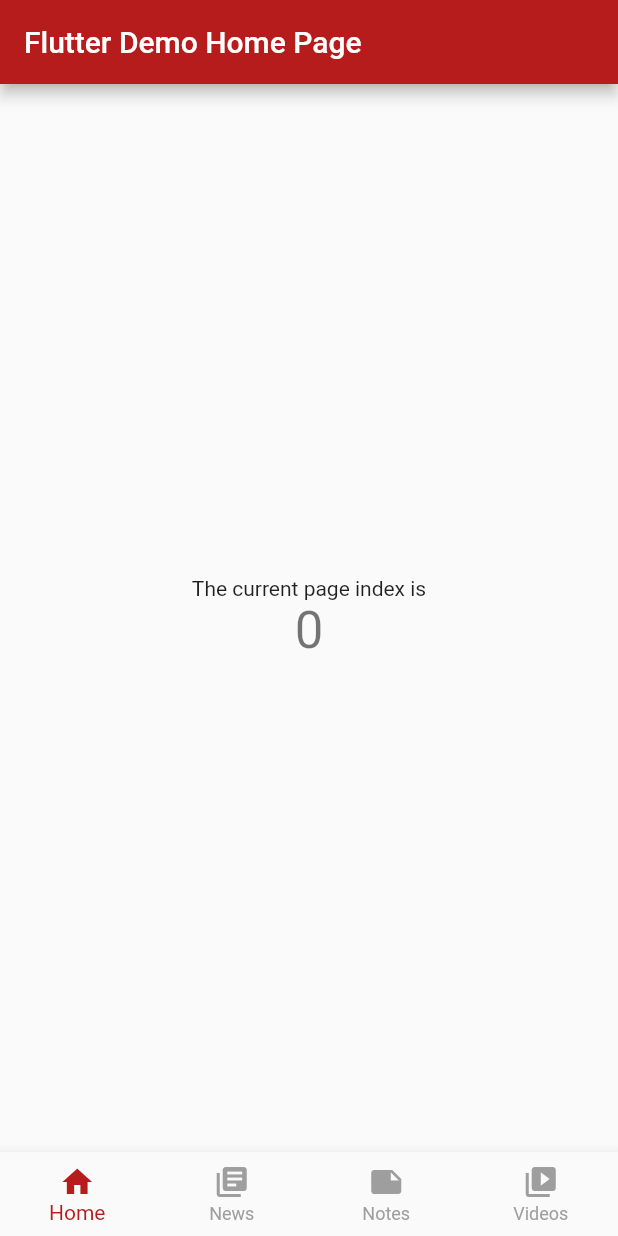
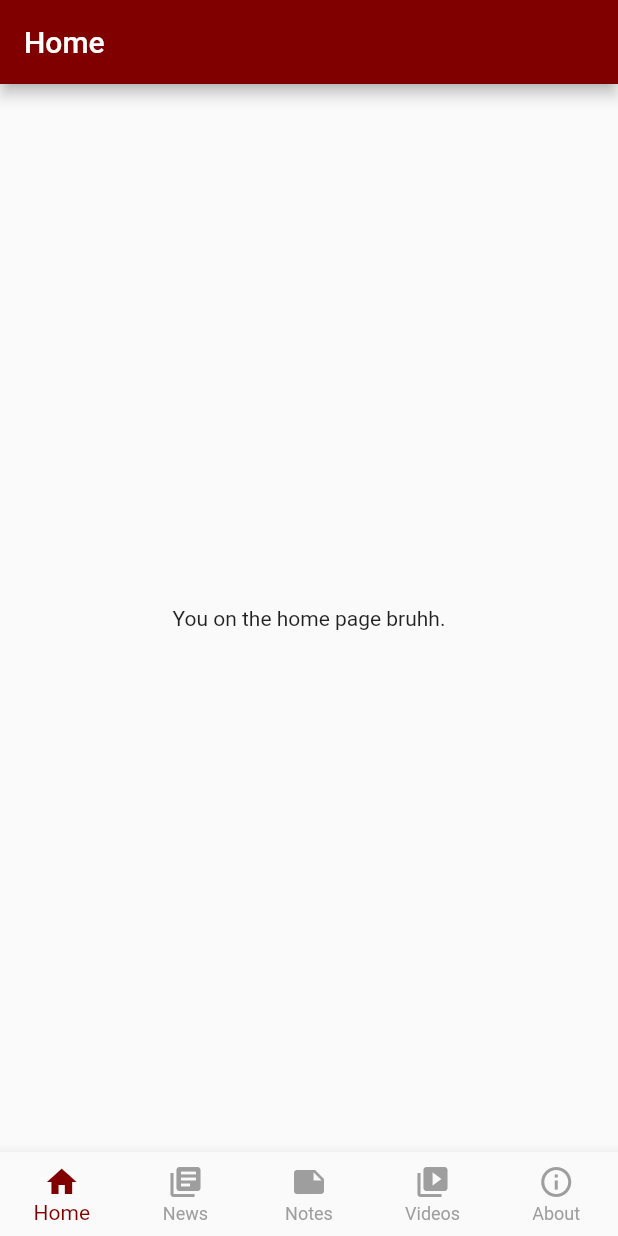
Before and after one commit to jbw716/flutter-test, a Flutter app: the screen it shows after launch, on a phone screen of 412 x 824 dp. Run offline on Flutter 3.47's test engine with Material 2 defaults, Android fonts, the phone set to English and light mode, and no system bars.

Commit message:
Set up tabbed navigation.

```diff
--- a/lib/main.dart
+++ b/lib/main.dart
@@ -1,4 +1,9 @@
 import 'package:flutter/material.dart';
+import './pages/home.dart';
+import './pages/news.dart';
+import './pages/about.dart';
+import './pages/videos.dart';
+import './pages/notes.dart';
 
 void main() => runApp(MyApp());
 
@@ -19,7 +24,7 @@ class MyApp extends StatelessWidget {
         // Notice that the counter didn't reset back to zero; the application
         // is not restarted.
         primarySwatch: Colors.red,
-        primaryColor: Colors.red[900],
+        primaryColor: Color(0xFF800000),
       ),
       home: MyHomePage(title: 'Flutter Demo Home Page'),
     );
@@ -46,68 +51,30 @@ class MyHomePage extends StatefulWidget {
 
 class _MyHomePageState extends State<MyHomePage> {
 
-  int currentPageIndex = 0;
+  int _currentIndex = 0;
 
-  void navTapped(int index) {
-    setState(() {
-      currentPageIndex = index;
-    });
-  }
+  final List<Widget> _children = [
+    HomePage(title: 'Home'),
+    NewsPage(title: 'News'),
+    NotesPage(title: 'Notes'),
+    VideosPage(title: 'Videos'),
+    AboutPage(title: 'About'),
+  ];
 
   @override
   Widget build(BuildContext context) {
-    // This method is rerun every time setState is called, for instance as done
-    // by the _incrementCounter method above.
-    //
-    // The Flutter framework has been optimized to make rerunning build methods
-    // fast, so that you can just rebuild anything that needs updating rather
-    // than having to individually change instances of widgets.
     return Scaffold(
-      appBar: AppBar(
-        // Here we take the value from the MyHomePage object that was created by
-        // the App.build method, and use it to set our appbar title.
-        title: Text(widget.title),
-        backgroundColor: Theme.of(context).primaryColor,
-      ),
-      body: Center(
-        // Center is a layout widget. It takes a single child and positions it
-        // in the middle of the parent.
-        child: Column(
-          // Column is also a layout widget. It takes a list of children and
-          // arranges them vertically. By default, it sizes itself to fit its
-          // children horizontally, and tries to be as tall as its parent.
-          //
-          // Invoke "debug painting" (press "p" in the console, choose the
-          // "Toggle Debug Paint" action from the Flutter Inspector in Android
-          // Studio, or the "Toggle Debug Paint" command in Visual Studio Code)
-          // to see the wireframe for each widget.
-          //
-          // Column has various properties to control how it sizes itself and
-          // how it positions its children. Here we use mainAxisAlignment to
-          // center the children vertically; the main axis here is the vertical
-          // axis because Columns are vertical (the cross axis would be
-          // horizontal).
-          mainAxisAlignment: MainAxisAlignment.center,
-          children: <Widget>[
-            Text(
-              'The current page index is',
-            ),
-            Text(
-              currentPageIndex.toString(),
-              style: Theme.of(context).textTheme.display1,
-            ),
-          ],
-        ),
-      ),
+      body: _children[_currentIndex],
       bottomNavigationBar: BottomNavigationBar(
         items: const [
           BottomNavigationBarItem(icon: Icon(Icons.home), title: Text('Home')),
           BottomNavigationBarItem(icon: Icon(Icons.library_books), title: Text('News')),
           BottomNavigationBarItem(icon: Icon(Icons.note), title: Text('Notes')),
           BottomNavigationBarItem(icon: Icon(Icons.video_library), title: Text('Videos')),
+          BottomNavigationBarItem(icon: Icon(Icons.info_outline), title: Text('About')),
         ],
-        currentIndex: currentPageIndex,
-        onTap: navTapped,
+        currentIndex: _currentIndex,
+        onTap: (int index) => setState(() => _currentIndex = index),
         selectedItemColor: Theme.of(context).primaryColor,
         unselectedItemColor: Colors.grey,
         showUnselectedLabels: true,
--- /dev/null
+++ b/lib/pages/home.dart
@@ -0,0 +1,33 @@
+import 'package:flutter/material.dart';
+
+class HomePage extends StatefulWidget {
+  HomePage({Key key, this.title}) : super(key: key);
+
+  final String title;
+
+  @override
+  _HomePageState createState() => _HomePageState();
+}
+
+class _HomePageState extends State<HomePage> {
+
+  @override
+  Widget build(BuildContext context) {
+    return Scaffold(
+      appBar: AppBar(
+        title: Text(widget.title),
+        backgroundColor: Theme.of(context).primaryColor,
+      ),
+      body: Center(
+        child: Column(
+          mainAxisAlignment: MainAxisAlignment.center,
+          children: <Widget>[
+            Text(
+              'You on the home page bruhh.',
+            )
+          ],
+        ),
+      )
+    );
+  }
+}
```
Also changed, not shown: lib/pages/about.dart (added, +33 -0 lines), lib/pages/news.dart (added, +33 -0 lines), lib/pages/notes.dart (added, +33 -0 lines), lib/pages/videos.dart (added, +33 -0 lines).
